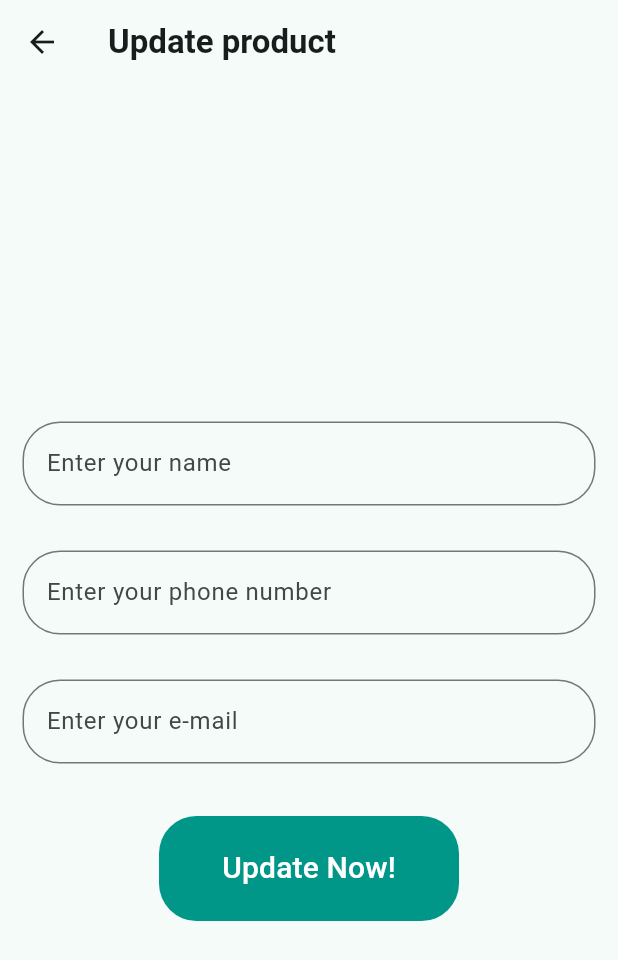
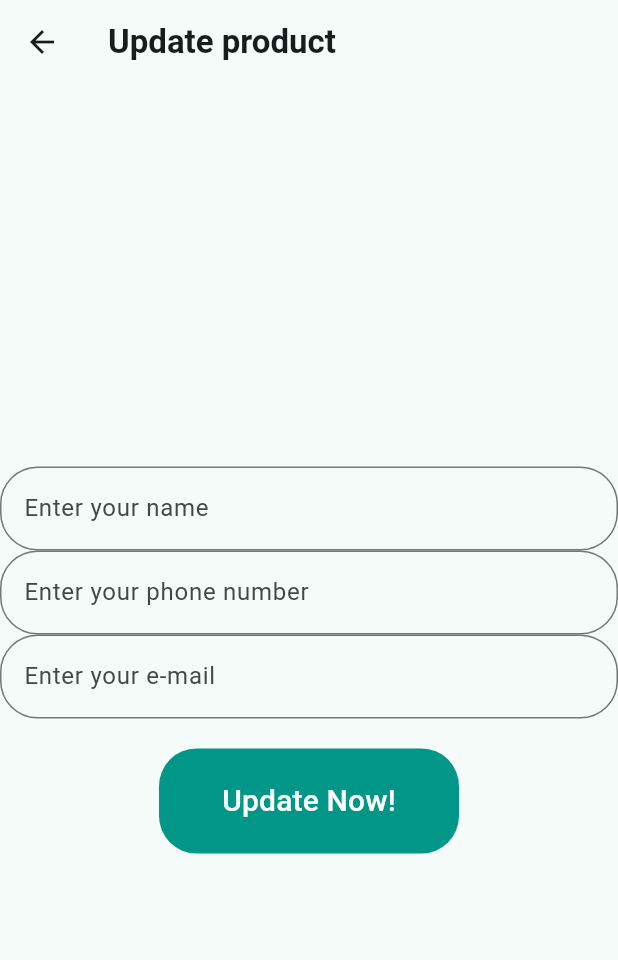
Before and after one commit to YossefAhmed9/Mentor-Academy-training_store-app, a Flutter app: the UpdateProfile screen opened directly, on a phone screen of 412 x 824 dp. Shown: the top 960 px of the screen. Run offline on Flutter 3.47's test engine with Material 3 defaults, Android fonts, the light colour scheme and no system bars; our stand-ins replace bloc, dio, flutter_bloc, image_picker, shared_preferences, smooth_page_indicator; accounts and stored records are empty; network calls fail.

Commit message:
sorting files

```diff
--- a/lib/screens/resources/components/components.dart
+++ b/lib/screens/resources/components/components.dart
@@ -118,9 +118,7 @@ Widget defaultTextFormField(
   final Icon prefix,
   final FormFieldValidator<String>? validate,
 ) =>
-    Padding(
-      padding: const EdgeInsets.all(15),
-      child: TextFormField(
+    TextFormField(
       key: key,
       keyboardType: keyboard,
       controller: controller,
@@ -132,7 +130,6 @@ Widget defaultTextFormField(
         labelText: label,
         border: border,
         //prefixIcon: prefix,
-        ),
       ),
     );
 
```
Also changed, not shown: pubspec.lock, 8 other files. Lines whose indentation alone changed are shown as unchanged.
